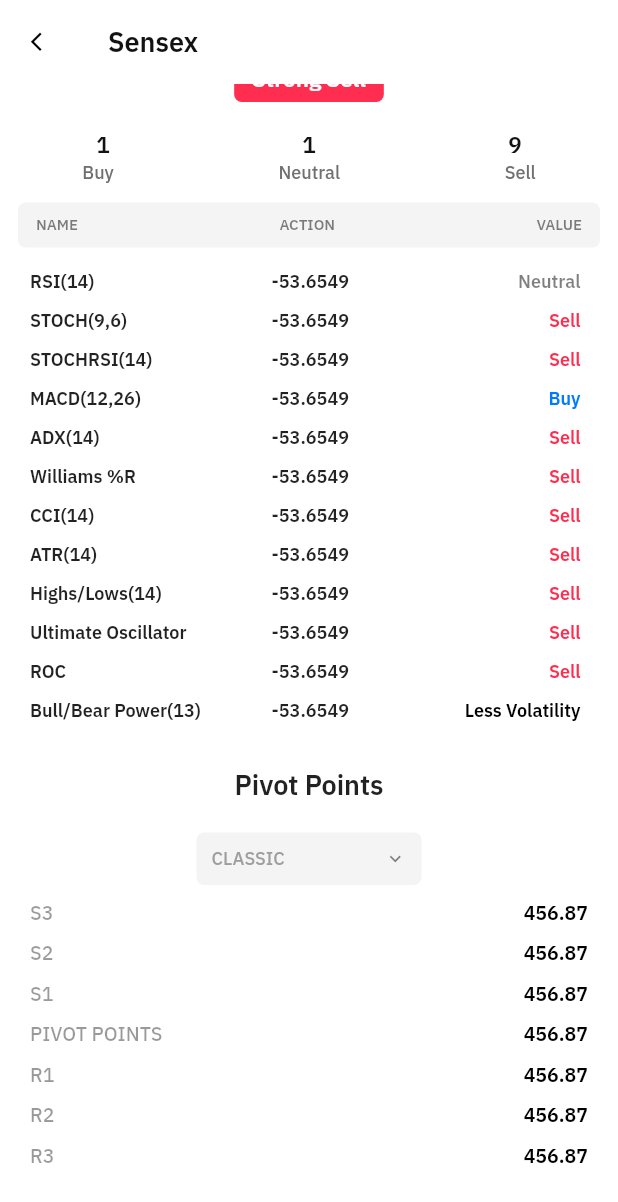
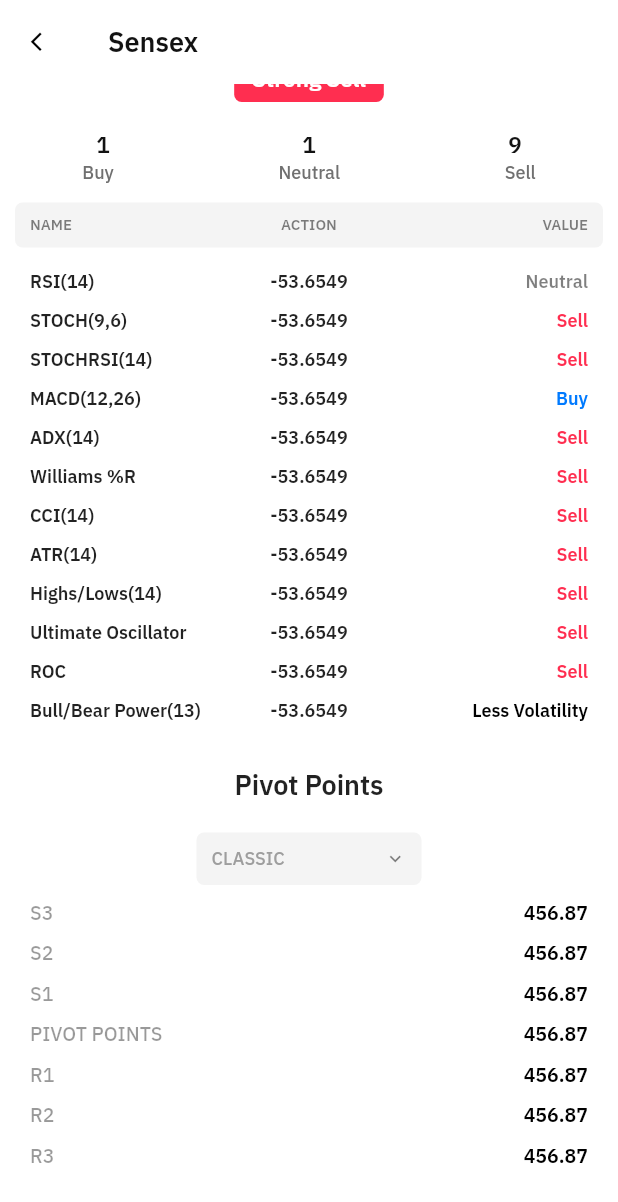
Before and after one commit to TusharGupta05/assesment, a Flutter app: the screen it shows after launch, scrolled down 968 dp, on a phone screen of 412 x 824 dp. Shown: the top 1202 px of the screen. Run offline on Flutter 3.47's test engine with Material 2 defaults, Android fonts, the phone set to English and light mode, and no system bars; our stand-ins replace step_progress_indicator; missing offline and left inert: speech_bubble.

Commit message:
final commit. Fixed all the errors.

```diff
--- a/lib/screens/homepage.dart
+++ b/lib/screens/homepage.dart
@@ -1,4 +1,5 @@
 import 'package:assesment/uinecessary/colorsandstyles.dart';
+import 'package:flutter/gestures.dart';
 import 'package:flutter/material.dart';
 import 'package:flutter/services.dart';
 import 'package:speech_bubble/speech_bubble.dart';
@@ -61,7 +62,6 @@
 
   @override
   Widget build(BuildContext context) {
-
     return Scaffold(
       backgroundColor: Colors.white,
       appBar: AppBar(
@@ -296,7 +296,9 @@
                 Text("Sell", style: style2)
               ],
             ),
-            SizedBox(height: 15,),
+            SizedBox(
+              height: 15,
+            ),
             Container(
               height: 40,
               width: 180,
@@ -341,13 +343,14 @@
                 },
               ),
             ),
-            SizedBox(height: 5,),
+            SizedBox(
+              height: 5,
+            ),
             Padding(
-              padding: const EdgeInsets.fromLTRB(15.0, 15,15,5),
+              padding: const EdgeInsets.fromLTRB(15.0, 15, 15, 5),
               child: Container(
                   height: 30,
-                  padding:
-                      const EdgeInsets.fromLTRB(10, 0, 10, 0),
+                  padding: const EdgeInsets.fromLTRB(10, 0, 10, 0),
                   decoration: BoxDecoration(
                       color: Colors.black.withOpacity(0.045),
                       borderRadius: BorderRadius.circular(5)),
@@ -382,7 +385,8 @@
                     children: List<Widget>.generate(
                         etitle.length,
                         (i) => Padding(
-                              padding: const EdgeInsets.symmetric(horizontal: 10,vertical: 5),
+                              padding: const EdgeInsets.symmetric(
+                                  horizontal: 10, vertical: 5),
                               child: Text(
                                 etitle[i],
                                 style: TextStyle(fontWeight: FontWeight.bold),
@@ -394,8 +398,8 @@
                     children: List<Widget>.generate(
                         etitle.length,
                         (i) => Padding(
-                                                            padding: const EdgeInsets.symmetric(horizontal: 10,vertical: 5),
-
+                              padding: const EdgeInsets.symmetric(
+                                  horizontal: 10, vertical: 5),
                               child: Text(evalue[i],
                                   style:
                                       TextStyle(fontWeight: FontWeight.bold)),
@@ -406,8 +410,8 @@
                     children: List<Widget>.generate(
                         etitle.length,
                         (i) => Padding(
-                                                          padding: const EdgeInsets.symmetric(horizontal: 10,vertical: 5),
-
+                            padding: const EdgeInsets.symmetric(
+                                horizontal: 10, vertical: 5),
                             child: Text(
                               etype[i],
                               style: TextStyle(
@@ -474,32 +478,47 @@
               ],
             ),
             Padding(
-              padding: const EdgeInsets.fromLTRB(12, 12, 12, 5),
+              padding: const EdgeInsets.fromLTRB(10, 12, 10, 5),
               child: Container(
                   height: 30,
                   padding:
-                      const EdgeInsets.symmetric(horizontal: 12, vertical: 5),
+                      const EdgeInsets.symmetric(horizontal: 10, vertical: 5),
                   decoration: BoxDecoration(
                       color: Colors.black.withOpacity(0.045),
                       borderRadius: BorderRadius.circular(5)),
                   child: Row(
                     mainAxisAlignment: MainAxisAlignment.spaceBetween,
                     children: [
-                      Text('NAME',
+                      SizedBox(
+                        width: (MediaQuery.of(context).size.width-40)/3,
+                        child: Text('NAME',
                             style: TextStyle(
                                 fontSize: 10,
                                 color: Colors.black.withOpacity(0.5),
                                 fontWeight: FontWeight.bold)),
-                      Text('ACTION',
+                      ),
+                      SizedBox(
+                        width: (MediaQuery.of(context).size.width-40)/3,
+                        child: Align(
+                          alignment: Alignment.center,
+                                                  child: Text('ACTION',
                               style: TextStyle(
                                   fontSize: 10,
                                   color: Colors.black.withOpacity(0.5),
                                   fontWeight: FontWeight.bold)),
-                      Text('VALUE',
+                        ),
+                      ),
+                      SizedBox(
+                        width: (MediaQuery.of(context).size.width-40)/3,
+                        child: Align(
+                          alignment: Alignment.centerRight,
+                            child: Text('VALUE',
                               style: TextStyle(
                                   fontSize: 10,
                                   color: Colors.black.withOpacity(0.5),
                                   fontWeight: FontWeight.bold)),
+                        ),
+                      ),
                     ],
                   )),
             ),
@@ -515,30 +534,44 @@
                         tname.length,
                         (i) => Padding(
                               padding: const EdgeInsets.fromLTRB(10, 5, 0, 5),
-                              child: Text(
-                                tname[i],
-                                style: TextStyle(fontWeight: FontWeight.bold, fontSize: 12)
+                              child: SizedBox(
+                                width: (MediaQuery.of(context).size.width-40)/3,
+                                child: SingleChildScrollView(
+                                  scrollDirection: Axis.horizontal,
+                                  child: Text(tname[i],
+                                      style: TextStyle(
+                                          fontWeight: FontWeight.bold,
+                                          fontSize: 12)),
+                                ),
+                              ),
+                            )),
+                  ),
+                  Column(
+                    // crossAxisAlignment: CrossAxisAlignment.center,
+                    children: List<Widget>.generate(
+                        taction.length,
+                        (i) => Padding(
+                              padding: const EdgeInsets.fromLTRB(0, 5, 0, 5),
+                              child: SizedBox(
+                                width: (MediaQuery.of(context).size.width-40)/3,
+                                child: Text(taction[i],
+                                textAlign: TextAlign.center,
+                                    style: TextStyle(
+                                        fontWeight: FontWeight.bold,
+                                        fontSize: 12)),
                               ),
                             )),
                   ),
                   Column(
                     children: List<Widget>.generate(
-                        taction.length,
-                        (i) => Padding(
-                              padding: const EdgeInsets.fromLTRB(10, 5, 40, 5),
-                              child: Text(taction[i],
-                                  style:
-                                      TextStyle(fontWeight: FontWeight.bold, fontSize: 12)),
-                            )),
-                  ),
-                  Column(
-                    crossAxisAlignment: CrossAxisAlignment.end,
-                    children: List<Widget>.generate(
                         tvalue.length,
                         (i) => Padding(
-                            padding: const EdgeInsets.fromLTRB(0, 5, 15, 5),
+                            padding: const EdgeInsets.fromLTRB(0, 5, 10, 5),
+                            child: SizedBox(
+                                width: (MediaQuery.of(context).size.width-40)/3,
                               child: Text(
                                 tvalue[i],
+                                textAlign: TextAlign.right,
                                 style: TextStyle(
                                     fontSize: 12,
                                     fontWeight: FontWeight.bold,
@@ -549,6 +582,7 @@
                                             : tvalue[i].compareTo('Neutral') == 0
                                                 ? Colors.black.withOpacity(0.5)
                                                 : Colors.black),
+                              ),
                             ))),
                   )
                 ],
@@ -595,7 +629,9 @@
                       items: List<DropdownMenuItem>.generate(dd3.length, (i) {
                         return DropdownMenuItem(
                           value: dd3[i],
-                          child: Text(dd3[i],),
+                          child: Text(
+                            dd3[i],
+                          ),
                           onTap: () {
                             setState(() {
                               selected2 = dd3[i];
@@ -613,7 +649,9 @@
                 ],
               ),
             ),
-            SizedBox(height: 5,),
+            SizedBox(
+              height: 5,
+            ),
             Row(
               mainAxisAlignment: MainAxisAlignment.spaceBetween,
               children: [
```
Lines whose indentation alone changed are shown as unchanged.
